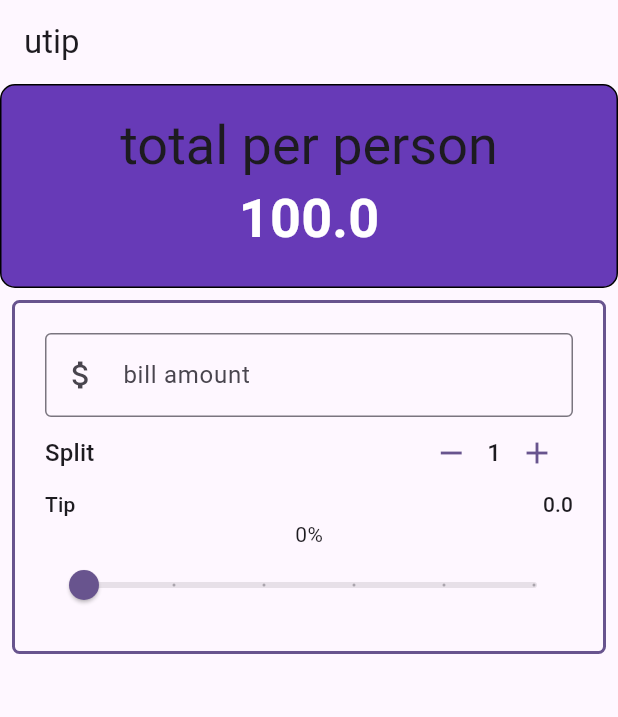
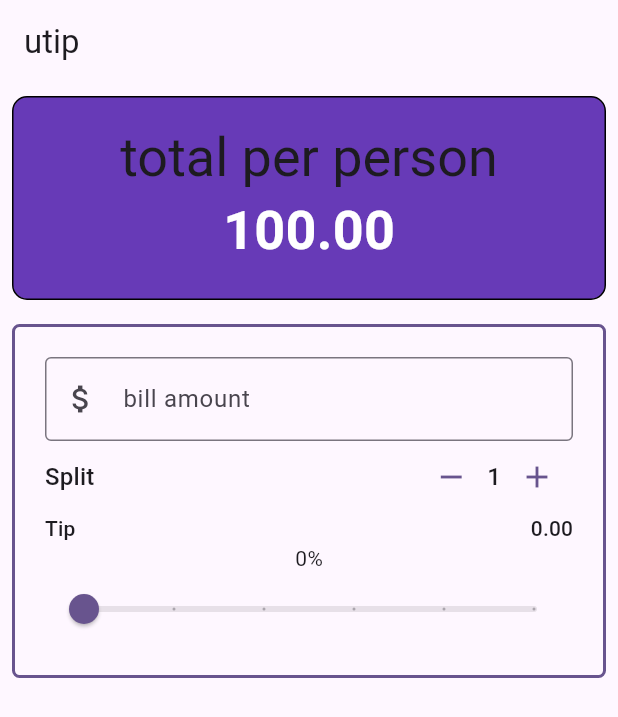
Before and after one commit to shreyak13/Tip-calculator, a Flutter app: the screen it shows after launch, on a phone screen of 412 x 824 dp. Shown: the top 717 px of the screen. Run offline on Flutter 3.47's test engine with Material 3 defaults, Android fonts, the phone set to English and light mode, and no system bars.

Commit message:
Final Done

```diff
--- a/tip/lib/main.dart
+++ b/tip/lib/main.dart
@@ -3,6 +3,7 @@ import 'package:tip/widgets/person_counter.dart';
 import 'package:tip/widgets/tipslider.dart';
 
 import 'widgets/billAmount.dart';
+import 'widgets/totalper.dart';
 
 void main() {
   runApp(const MyApp());
@@ -72,27 +73,9 @@ class _UtipState extends State<Utip> {
         appBar: AppBar(
           title: Text('utip'),
         ),
-        body: Column(crossAxisAlignment: CrossAxisAlignment.stretch, children: [
-          Container(
-              padding: const EdgeInsets.all(18),
-              decoration: BoxDecoration(
-                  color: Colors.deepPurple,
-                  borderRadius: BorderRadius.circular(10),
-                  border: Border.all(width: 1.0)),
-              child: Column(
-                children: [
-                  Text(
-                    'total per person',
-                    style: theme.textTheme.displaySmall,
-                  ),
-                  Text(
-                    '$total',
-                    style: style.copyWith(
-                        color: theme.colorScheme.onPrimary,
-                        fontSize: theme.textTheme.displaySmall?.fontSize),
-                  ),
-                ],
-              )),
+        body: Column(crossAxisAlignment: CrossAxisAlignment.stretch,
+        children: [
+          TotalPerPerson(theme: theme, total: total, style: style),
           Padding(
             padding: const EdgeInsets.all(8.0),
             child: Container(
@@ -124,7 +107,7 @@ class _UtipState extends State<Utip> {
                       children: [
 
                         Text('Tip',style:theme.textTheme.titleSmall,),
-                         Text('$totaltip',style:theme.textTheme.titleSmall,)
+                         Text(totaltip.toStringAsFixed(2),style:theme.textTheme.titleSmall,)
 
                       ],
                     ),
--- a/tip/lib/widgets/tipslider.dart
+++ b/tip/lib/widgets/tipslider.dart
@@ -11,9 +11,7 @@ class slider extends StatelessWidget {
 
   @override
   Widget build(BuildContext context) {
-    return Slider(value: _tipPercent,min: 0.0,max: 0.5,label: '${(_tipPercent*100).round()}',divisions: 5, onChanged: (double value) {
-
-     },
+    return Slider(value: _tipPercent,min: 0.0,max: 0.5,label: '${(_tipPercent*100).round()}',divisions: 5,onChanged: onChanged,
     //onChanged: (value){
     //  setState(() {
       //   _tipPercent=value;
--- /dev/null
+++ b/tip/lib/widgets/totalper.dart
@@ -0,0 +1,41 @@
+import 'package:flutter/material.dart';
+
+class TotalPerPerson extends StatelessWidget {
+  const TotalPerPerson({
+    super.key,
+    required this.theme,
+    required this.total,
+    required this.style,
+  });
+
+  final ThemeData theme;
+  final double total;
+  final TextStyle style;
+
+  @override
+  Widget build(BuildContext context) {
+    return Padding(
+      padding: const EdgeInsets.all(8.0),
+      child: Container(
+          padding: const EdgeInsets.all(18),
+          decoration: BoxDecoration(
+              color: Colors.deepPurple,
+              borderRadius: BorderRadius.circular(10),
+              border: Border.all(width: 1.0)),
+          child: Column(
+            children: [
+              Text(
+                'total per person',
+                style: theme.textTheme.displaySmall,
+              ),
+              Text(
+                total.toStringAsFixed(2),
+                style: style.copyWith(
+                    color: theme.colorScheme.onPrimary,
+                    fontSize: theme.textTheme.displaySmall?.fontSize),
+              ),
+            ],
+          )),
+    );
+  }
+}
```
